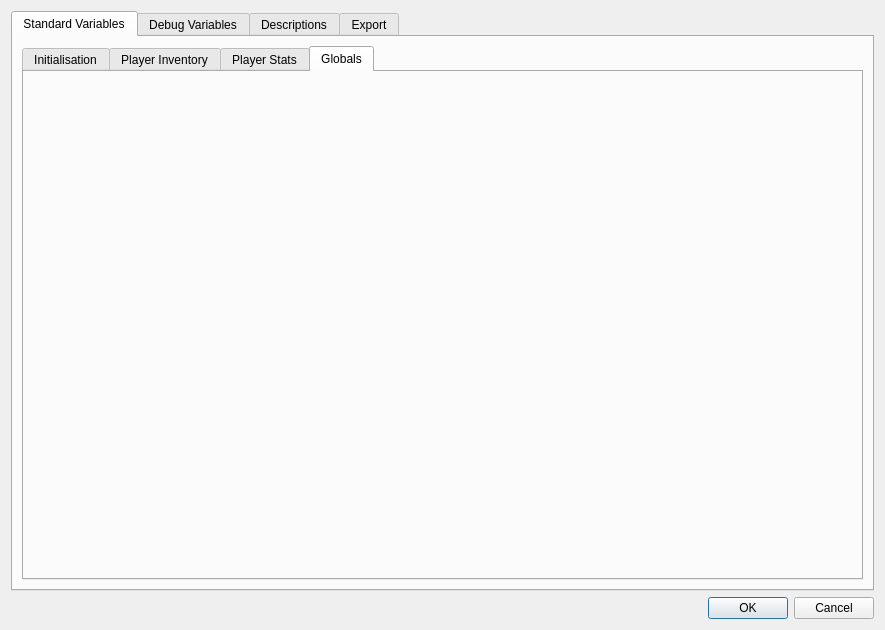
Before: the Qt Designer form ui_files/dialogs/campaign_settings.ui in jacobcheatley/trpg-creator, drawn with Qt 5.
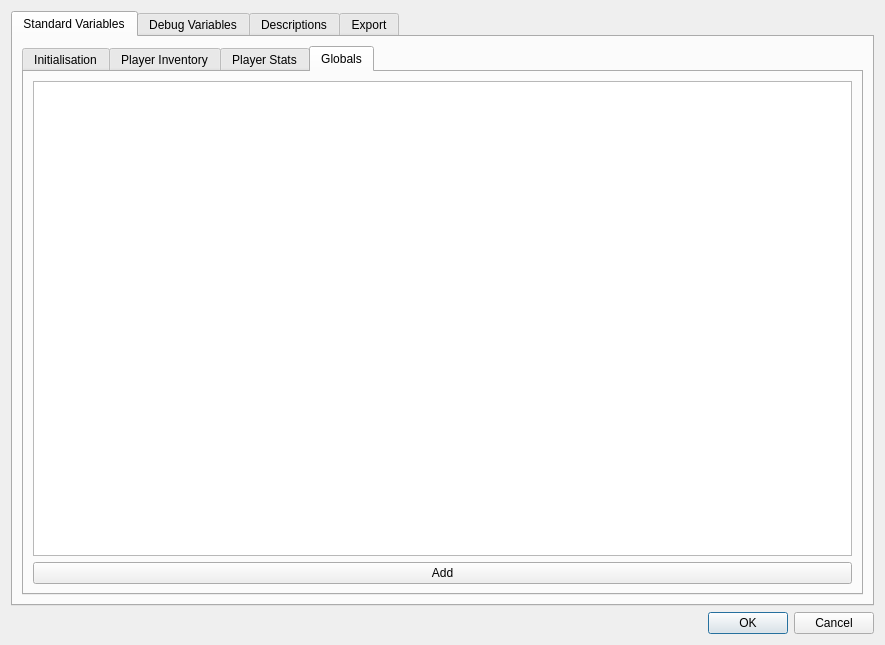
After: the same form once the commit is applied. The open tabs and pages were chosen to show the change.

What changed in the file:
```diff
--- a/ui_files/dialogs/campaign_settings.ui
+++ b/ui_files/dialogs/campaign_settings.ui
@@ -7,7 +7,7 @@
     <x>0</x>
     <y>0</y>
     <width>885</width>
-    <height>630</height>
+    <height>645</height>
    </rect>
   </property>
   <property name="windowTitle">
@@ -177,6 +177,18 @@
           <attribute name="title">
            <string>Globals</string>
           </attribute>
+          <layout class="QVBoxLayout" name="verticalLayout_8">
+           <item>
+            <widget class="QListWidget" name="standardGlobalsList"/>
+           </item>
+           <item>
+            <widget class="QPushButton" name="standardGlobalsAdd">
+             <property name="text">
+              <string>Add</string>
+             </property>
+            </widget>
+           </item>
+          </layout>
          </widget>
         </widget>
        </item>
```
Left out of the diff: 12 changed lines with no effect on the pictures.
